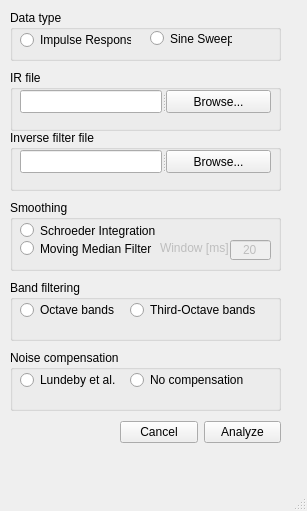
Before: the Qt Designer form gui_setup.ui in juanmartinvk/VKNG2, drawn with Qt 5.
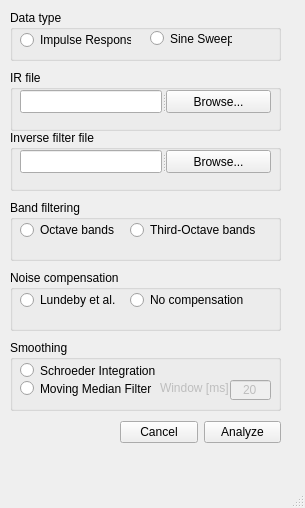
After: the same form once the commit is applied.

```diff
--- a/gui_setup.ui
+++ b/gui_setup.ui
@@ -9,8 +9,8 @@
    <rect>
     <x>0</x>
     <y>0</y>
-    <width>307</width>
-    <height>511</height>
+    <width>305</width>
+    <height>508</height>
    </rect>
   </property>
   <property name="windowTitle">
@@ -82,7 +82,7 @@
     <property name="geometry">
      <rect>
       <x>10</x>
-      <y>200</y>
+      <y>340</y>
       <width>271</width>
       <height>71</height>
      </rect>
@@ -156,7 +156,7 @@
     <property name="geometry">
      <rect>
       <x>10</x>
-      <y>280</y>
+      <y>200</y>
       <width>271</width>
       <height>61</height>
      </rect>
@@ -269,7 +269,7 @@
     <property name="geometry">
      <rect>
       <x>10</x>
-      <y>350</y>
+      <y>270</y>
       <width>271</width>
       <height>61</height>
      </rect>
```
Left out of the diff: 2 changed lines with no effect on the pictures.
